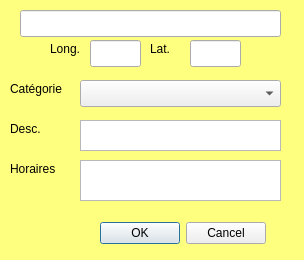
First picture: the form in c_details.ui, repository albinpoignot/QtProject, before the edit.
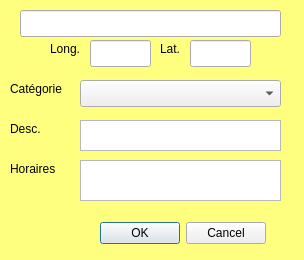
Second picture: the form after the edit.

Diff of the .ui file:
```diff
--- a/c_details.ui
+++ b/c_details.ui
@@ -48,7 +48,7 @@
     <rect>
      <x>90</x>
      <y>40</y>
-     <width>51</width>
+     <width>61</width>
      <height>27</height>
     </rect>
    </property>
@@ -67,7 +67,7 @@
     <rect>
      <x>190</x>
      <y>40</y>
-     <width>51</width>
+     <width>61</width>
      <height>27</height>
     </rect>
    </property>
@@ -97,7 +97,7 @@
   <widget class="QLabel" name="label_2">
    <property name="geometry">
     <rect>
-     <x>150</x>
+     <x>160</x>
      <y>40</y>
      <width>31</width>
      <height>17</height>
```
